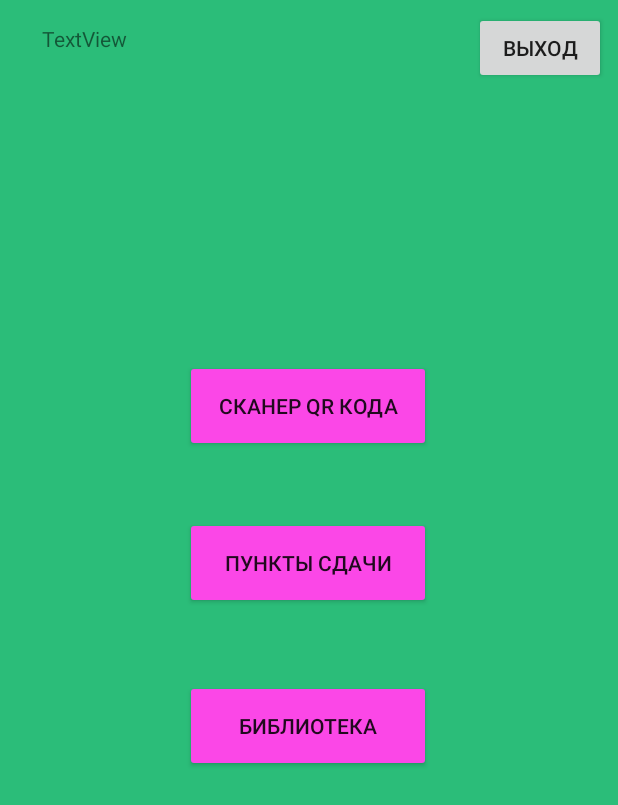
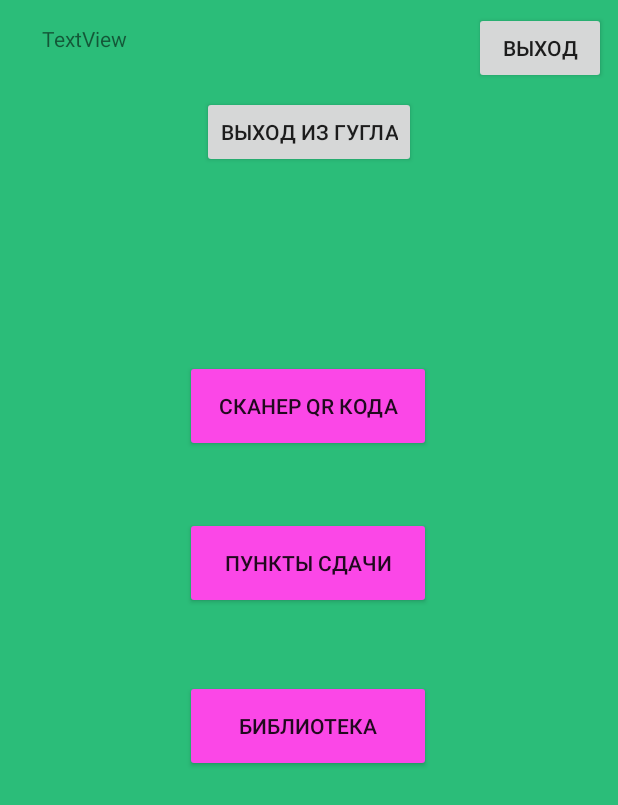
Before and after one commit to shadow-warlock/EcoHelp-1, an Android app: the layout activity_menu.xml on its own in the app's theme, with its tools: preview values and no code run, on a phone screen of 412 x 824 dp. Shown: the top 805 px of the screen. Run offline under Robolectric (Android 15) with nearby library versions, the phone set to English and light mode, and no system bars.

Commit message:
сделал круче 0_0

```diff
--- a/app/build.gradle
+++ b/app/build.gradle
@@ -32,6 +32,7 @@ configurations.all {
 }
 
 dependencies {
+    implementation'com.google.android.gms:play-services-auth:16.0.1'
     implementation 'com.android.support:multidex:1.0.3'
     implementation 'com.android.support.constraint:constraint-layout:1.1.3'
     //noinspection GradleCompatible
@@ -54,3 +55,4 @@ dependencies {
 }
 
 apply plugin: 'com.google.gms.google-services'
+apply plugin: 'com.android.application'
--- a/app/src/main/AndroidManifest.xml
+++ b/app/src/main/AndroidManifest.xml
@@ -19,10 +19,8 @@
         android:theme="@style/AppTheme"
         tools:ignore="AllowBackup,GoogleAppIndexingWarning,RtlEnabled"
         tools:targetApi="donut">
-        <activity android:name=".Registation">
-
-
-        </activity>
+        <activity android:name=".google"></activity>
+        <activity android:name=".Registation"></activity>
         <activity android:name=".Main2Activity">
             <intent-filter>
                 <action android:name="android.intent.action.MAIN" />
--- a/app/src/main/java/com/example/ecohelp/MainActivity.java
+++ b/app/src/main/java/com/example/ecohelp/MainActivity.java
@@ -54,13 +54,12 @@ public class MainActivity extends Activity implements
 
 
 
-
     private void signIn(String email, String password) {
         Log.d(TAG, "Вход" + email);
         if (validateForm()) {
             return;
         }
-        pd = new ProgressDialog(this);
+
         pd.show();
         pd.setMessage("Вход");
 
--- a/app/src/main/java/com/example/ecohelp/Registation.java
+++ b/app/src/main/java/com/example/ecohelp/Registation.java
@@ -51,7 +51,7 @@ public class Registation extends Activity {
             if (validateForm()) {
                 return;
             }
-            pd = new ProgressDialog(this);
+
 
             pd.show();
             pd.setMessage("Регистрация");
--- a/app/src/main/res/layout/activity_menu.xml
+++ b/app/src/main/res/layout/activity_menu.xml
@@ -86,4 +86,18 @@
       app:layout_constraintStart_toStartOf="parent"
       app:layout_constraintTop_toTopOf="parent" />
 
+  <Button
+      android:id="@+id/signOutGoogle"
+      android:layout_width="wrap_content"
+      android:layout_height="wrap_content"
+      android:layout_marginStart="8dp"
+      android:layout_marginLeft="8dp"
+      android:layout_marginTop="64dp"
+      android:layout_marginEnd="8dp"
+      android:layout_marginRight="8dp"
+      android:text="Выход из гугла"
+      app:layout_constraintEnd_toEndOf="parent"
+      app:layout_constraintStart_toStartOf="parent"
+      app:layout_constraintTop_toTopOf="parent" />
+
 </android.support.constraint.ConstraintLayout>
--- a/build.gradle
+++ b/build.gradle
@@ -9,6 +9,7 @@ buildscript {
     dependencies {
         classpath 'com.android.tools.build:gradle:3.3.2'
         classpath 'com.google.gms:google-services:4.2.0'
+
     }
 }
 
```
Also changed, not shown: app/src/main/java/com/example/ecohelp/Main2Activity.java (+16 -1 lines), app/src/main/java/com/example/ecohelp/Menu.java (+33 -0 lines), app/src/main/java/com/example/ecohelp/google.java (added, +151 -0 lines).
